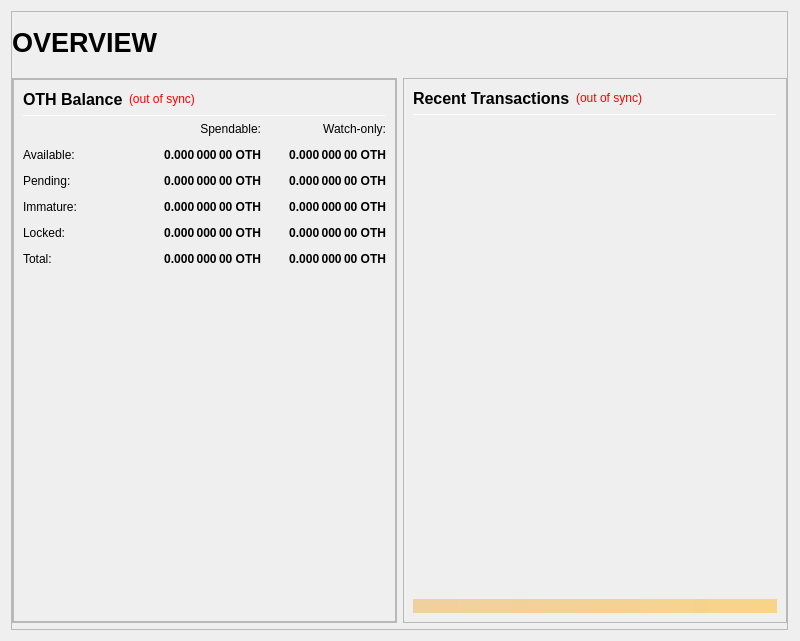
Old version of the form src/qt/forms/overviewpage.ui in the repository othila-crypto/Othila.
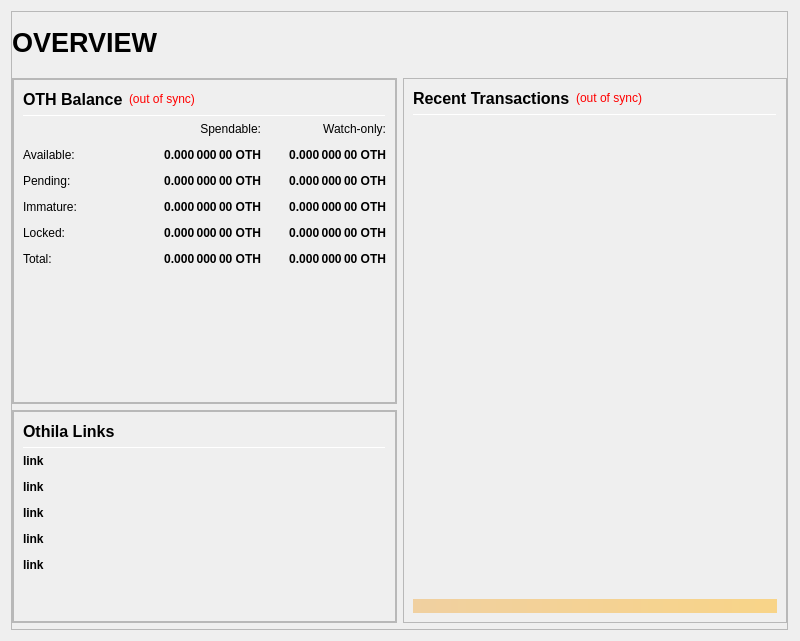
New version of the form.

Commit message: Add links to wallet

```diff
--- a/src/qt/forms/overviewpage.ui
+++ b/src/qt/forms/overviewpage.ui
@@ -185,7 +185,7 @@
               <number>6</number>
              </property>
              <item>
-              <layout class="QVBoxLayout" name="verticalLayout_left" stretch="1">
+              <layout class="QVBoxLayout" name="verticalLayout_left" stretch="1,0">
                <item>
                 <widget class="QFrame" name="frameObfuscation">
                  <property name="minimumSize">
@@ -634,6 +634,237 @@
                  </layout>
                 </widget>
                </item>
+               <item>
+                <widget class="QFrame" name="frameObfuscation">
+                 <property name="minimumSize">
+                  <size>
+                   <width>0</width>
+                   <height>0</height>
+                  </size>
+                 </property>
+                 <property name="frameShape">
+                  <enum>QFrame::StyledPanel</enum>
+                 </property>
+                 <property name="frameShadow">
+                  <enum>QFrame::Raised</enum>
+                 </property>
+                 <layout class="QVBoxLayout" name="verticalLayout" stretch="0">
+                  <property name="leftMargin">
+                   <number>0</number>
+                  </property>
+                  <property name="topMargin">
+                   <number>0</number>
+                  </property>
+                  <property name="rightMargin">
+                   <number>0</number>
+                  </property>
+                  <property name="bottomMargin">
+                   <number>0</number>
+                  </property>
+                  <item>
+                   <widget class="QFrame" name="frame_Links">
+                    <property name="frameShape">
+                     <enum>QFrame::StyledPanel</enum>
+                    </property>
+                    <property name="frameShadow">
+                     <enum>QFrame::Raised</enum>
+                    </property>
+                    <layout class="QVBoxLayout" name="verticalLayout_4">
+                     <item>
+                      <layout class="QHBoxLayout" name="horizontalLayout_4">
+                       <item>
+                        <widget class="QLabel" name="label_6">
+                         <property name="minimumSize">
+                          <size>
+                           <width>0</width>
+                           <height>20</height>
+                          </size>
+                         </property>
+                         <property name="font">
+                          <font>
+                           <pointsize>12</pointsize>
+                           <weight>75</weight>
+                           <bold>true</bold>
+                          </font>
+                         </property>
+                         <property name="text">
+                          <string>Othila Links</string>
+                         </property>
+                        </widget>
+                       </item>
+                       <item>
+                        <spacer name="horizontalSpacer_4">
+                         <property name="orientation">
+                          <enum>Qt::Horizontal</enum>
+                         </property>
+                         <property name="sizeHint" stdset="0">
+                          <size>
+                           <width>40</width>
+                           <height>20</height>
+                          </size>
+                         </property>
+                        </spacer>
+                       </item>
+                      </layout>
+                     </item>
+                     <item>
+                      <widget class="Line" name="line_Balance">
+                       <property name="minimumSize">
+                        <size>
+                         <width>0</width>
+                         <height>1</height>
+                        </size>
+                       </property>
+                       <property name="maximumSize">
+                        <size>
+                         <width>16777215</width>
+                         <height>1</height>
+                        </size>
+                       </property>
+                       <property name="orientation">
+                        <enum>Qt::Horizontal</enum>
+                       </property>
+                      </widget>
+                     </item>
+                     <item>
+                      <layout class="QGridLayout" name="gridLayout">
+                       <property name="spacing">
+                        <number>12</number>
+                       </property>
+                       <item row="3" column="0">
+                        <widget class="QLabel" name="labelLink_4">
+                         <property name="font">
+                          <font>
+                           <weight>75</weight>
+                           <bold>true</bold>
+                          </font>
+                         </property>
+                         <property name="text">
+                          <string notr="true">link</string>
+                         </property>
+                         <property name="textFormat">
+                          <enum>Qt::RichText</enum>
+                         </property>
+                         <property name="alignment">
+                          <set>Qt::AlignLeading|Qt::AlignLeft|Qt::AlignVCenter</set>
+                         </property>
+                         <property name="openExternalLinks">
+                          <bool>true</bool>
+                         </property>
+                        </widget>
+                       </item>
+                       <item row="4" column="0">
+                        <widget class="QLabel" name="labelLink_5">
+                         <property name="font">
+                          <font>
+                           <weight>75</weight>
+                           <bold>true</bold>
+                          </font>
+                         </property>
+                         <property name="text">
+                          <string notr="true">link</string>
+                         </property>
+                         <property name="textFormat">
+                          <enum>Qt::RichText</enum>
+                         </property>
+                         <property name="alignment">
+                          <set>Qt::AlignLeading|Qt::AlignLeft|Qt::AlignVCenter</set>
+                         </property>
+                         <property name="openExternalLinks">
+                          <bool>true</bool>
+                         </property>
+                        </widget>
+                       </item>
+                       <item row="2" column="0">
+                        <widget class="QLabel" name="labelLink_3">
+                         <property name="font">
+                          <font>
+                           <weight>75</weight>
+                           <bold>true</bold>
+                          </font>
+                         </property>
+                         <property name="text">
+                          <string notr="true">link</string>
+                         </property>
+                         <property name="textFormat">
+                          <enum>Qt::RichText</enum>
+                         </property>
+                         <property name="alignment">
+                          <set>Qt::AlignLeading|Qt::AlignLeft|Qt::AlignVCenter</set>
+                         </property>
+                         <property name="openExternalLinks">
+                          <bool>true</bool>
+                         </property>
+                        </widget>
+                       </item>
+                       <item row="0" column="0">
+                        <widget class="QLabel" name="labelLink_1">
+                         <property name="font">
+                          <font>
+                           <weight>75</weight>
+                           <bold>true</bold>
+                          </font>
+                         </property>
+                         <property name="text">
+                          <string notr="true">link</string>
+                         </property>
+                         <property name="textFormat">
+                          <enum>Qt::RichText</enum>
+                         </property>
+                         <property name="scaledContents">
+                          <bool>false</bool>
+                         </property>
+                         <property name="alignment">
+                          <set>Qt::AlignLeading|Qt::AlignLeft|Qt::AlignVCenter</set>
+                         </property>
+                         <property name="openExternalLinks">
+                          <bool>true</bool>
+                         </property>
+                        </widget>
+                       </item>
+                       <item row="1" column="0">
+                        <widget class="QLabel" name="labelLink_2">
+                         <property name="font">
+                          <font>
+                           <weight>75</weight>
+                           <bold>true</bold>
+                          </font>
+                         </property>
+                         <property name="text">
+                          <string notr="true">link</string>
+                         </property>
+                         <property name="textFormat">
+                          <enum>Qt::RichText</enum>
+                         </property>
+                         <property name="alignment">
+                          <set>Qt::AlignLeading|Qt::AlignLeft|Qt::AlignVCenter</set>
+                         </property>
+                         <property name="openExternalLinks">
+                          <bool>true</bool>
+                         </property>
+                        </widget>
+                       </item>
+                      </layout>
+                     </item>
+                     <item>
+                      <spacer name="verticalSpacer">
+                       <property name="orientation">
+                        <enum>Qt::Vertical</enum>
+                       </property>
+                       <property name="sizeHint" stdset="0">
+                        <size>
+                         <width>20</width>
+                         <height>40</height>
+                        </size>
+                       </property>
+                      </spacer>
+                     </item>
+                    </layout>
+                   </widget>
+                  </item>
+                 </layout>
+                </widget>
+               </item>
               </layout>
              </item>
              <item>
```
The commit also changes 3 other files.
